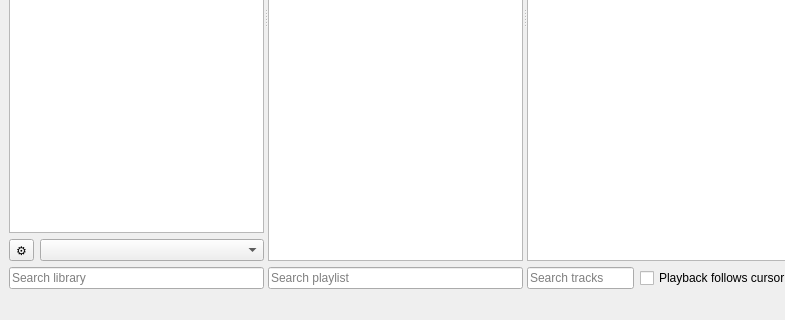
Before: the Qt Designer form app/mainwindow.ui in olegantonyan/mpz, drawn with Qt 5; both pictures show x 0 to 785 and y 292 to 612 of the 878 by 612 pixel window.
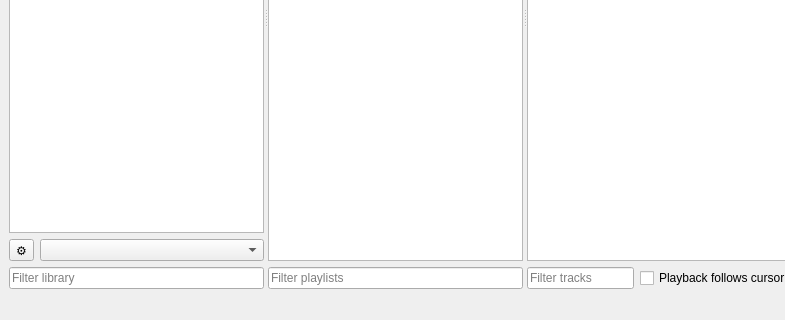
After: the same form once the commit is applied.

Commit message: rename serach -> filter (close #62)

Patch:
```diff
--- a/app/mainwindow.ui
+++ b/app/mainwindow.ui
@@ -133,7 +133,7 @@
         <item>
          <widget class="QLineEdit" name="treeViewSearch">
           <property name="placeholderText">
-           <string>Search library</string>
+           <string>Filter library</string>
           </property>
          </widget>
         </item>
@@ -147,7 +147,7 @@
         <item>
          <widget class="QLineEdit" name="listViewSearch">
           <property name="placeholderText">
-           <string>Search playlist</string>
+           <string>Filter playlists</string>
           </property>
          </widget>
         </item>
@@ -173,7 +173,7 @@
           <item>
            <widget class="QLineEdit" name="tableViewSearch">
             <property name="placeholderText">
-             <string>Search tracks</string>
+             <string>Filter tracks</string>
             </property>
            </widget>
           </item>
```
